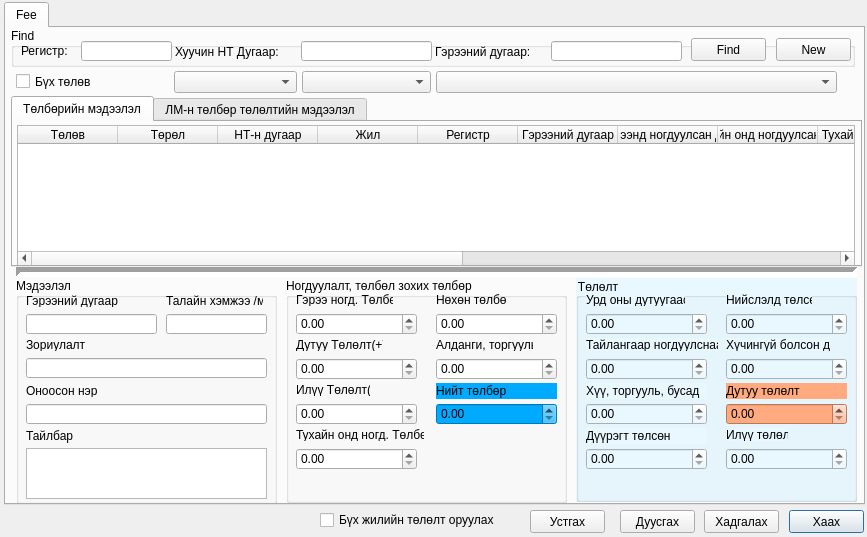
Above: view/ParcelInfoFeeDialog.ui from teamlm2/lm2_mgis before the change. Below: the same form after it.
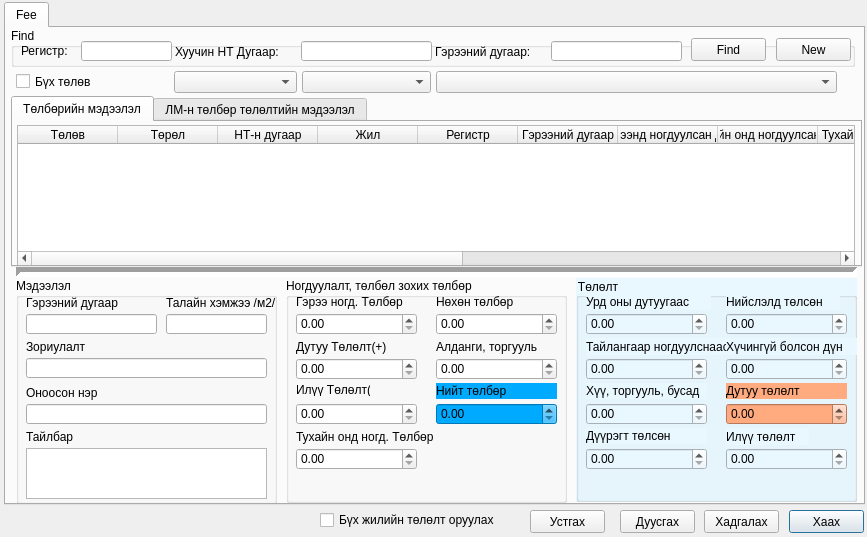
That is the form after the change. Icons and pictures are not drawn.

Patch:
```diff
--- a/view/ParcelInfoFeeDialog.ui
+++ b/view/ParcelInfoFeeDialog.ui
@@ -230,8 +230,8 @@
        <rect>
         <x>10</x>
         <y>15</y>
-        <width>97</width>
-        <height>13</height>
+        <width>126</width>
+        <height>17</height>
        </rect>
       </property>
       <property name="text">
@@ -253,8 +253,8 @@
        <rect>
         <x>10</x>
         <y>60</y>
-        <width>87</width>
-        <height>13</height>
+        <width>114</width>
+        <height>17</height>
        </rect>
       </property>
       <property name="text">
@@ -299,8 +299,8 @@
        <rect>
         <x>10</x>
         <y>150</y>
-        <width>128</width>
-        <height>13</height>
+        <width>165</width>
+        <height>17</height>
        </rect>
       </property>
       <property name="text">
@@ -322,8 +322,8 @@
        <rect>
         <x>150</x>
         <y>60</y>
-        <width>97</width>
-        <height>13</height>
+        <width>122</width>
+        <height>17</height>
        </rect>
       </property>
       <property name="text">
@@ -355,8 +355,8 @@
        <rect>
         <x>150</x>
         <y>15</y>
-        <width>70</width>
-        <height>13</height>
+        <width>93</width>
+        <height>17</height>
        </rect>
       </property>
       <property name="text">
@@ -413,8 +413,8 @@
        <rect>
         <x>10</x>
         <y>15</y>
-        <width>99</width>
-        <height>13</height>
+        <width>125</width>
+        <height>17</height>
        </rect>
       </property>
       <property name="text">
@@ -436,8 +436,8 @@
        <rect>
         <x>10</x>
         <y>60</y>
-        <width>132</width>
-        <height>13</height>
+        <width>168</width>
+        <height>17</height>
        </rect>
       </property>
       <property name="text">
@@ -505,8 +505,8 @@
        <rect>
         <x>150</x>
         <y>60</y>
-        <width>104</width>
-        <height>13</height>
+        <width>138</width>
+        <height>17</height>
        </rect>
       </property>
       <property name="text">
@@ -538,8 +538,8 @@
        <rect>
         <x>150</x>
         <y>15</y>
-        <width>86</width>
-        <height>13</height>
+        <width>114</width>
+        <height>17</height>
        </rect>
       </property>
       <property name="text">
@@ -551,8 +551,8 @@
        <rect>
         <x>150</x>
         <y>150</y>
-        <width>62</width>
-        <height>13</height>
+        <width>83</width>
+        <height>17</height>
        </rect>
       </property>
       <property name="text">
@@ -587,8 +587,8 @@
        <rect>
         <x>10</x>
         <y>16</y>
-        <width>97</width>
-        <height>13</height>
+        <width>108</width>
+        <height>17</height>
        </rect>
       </property>
       <property name="text">
@@ -613,8 +613,8 @@
        <rect>
         <x>10</x>
         <y>150</y>
-        <width>141</width>
-        <height>16</height>
+        <width>54</width>
+        <height>17</height>
        </rect>
       </property>
       <property name="text">
@@ -636,8 +636,8 @@
        <rect>
         <x>10</x>
         <y>60</y>
-        <width>97</width>
-        <height>13</height>
+        <width>70</width>
+        <height>17</height>
        </rect>
       </property>
       <property name="text">
@@ -675,8 +675,8 @@
        <rect>
         <x>10</x>
         <y>106</y>
-        <width>97</width>
-        <height>13</height>
+        <width>84</width>
+        <height>17</height>
        </rect>
       </property>
       <property name="text">
@@ -688,8 +688,8 @@
        <rect>
         <x>150</x>
         <y>16</y>
-        <width>97</width>
-        <height>13</height>
+        <width>129</width>
+        <height>17</height>
        </rect>
       </property>
       <property name="text">
```
